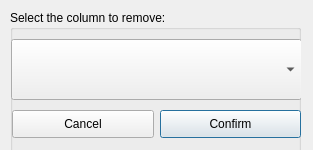
This is ui/qt-remove-column.ui in peperunas/XLS-Polisher as Qt 5 draws it before an edit. The edited form follows.
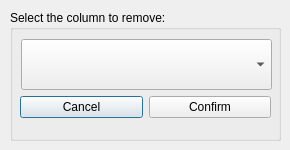
This is the edited form. Icons and pictures are not drawn.

Commit message: Fixed GUI and Qt triggered signal

```diff
--- a/ui/qt-remove-column.ui
+++ b/ui/qt-remove-column.ui
@@ -6,19 +6,19 @@
    <rect>
     <x>0</x>
     <y>0</y>
-    <width>313</width>
+    <width>290</width>
     <height>150</height>
    </rect>
   </property>
   <property name="minimumSize">
    <size>
-    <width>313</width>
+    <width>290</width>
     <height>150</height>
    </size>
   </property>
   <property name="maximumSize">
    <size>
-    <width>313</width>
+    <width>290</width>
     <height>150</height>
    </size>
   </property>
@@ -30,69 +30,61 @@
     <rect>
      <x>10</x>
      <y>10</y>
-     <width>291</width>
-     <height>151</height>
+     <width>271</width>
+     <height>131</height>
     </rect>
    </property>
    <property name="title">
     <string>Select the column to remove:</string>
    </property>
+   <property name="flat">
+    <bool>false</bool>
+   </property>
    <widget class="QComboBox" name="colComboBox">
     <property name="geometry">
      <rect>
-      <x>1</x>
+      <x>11</x>
       <y>29</y>
-      <width>291</width>
-      <height>61</height>
+      <width>251</width>
+      <height>51</height>
      </rect>
     </property>
    </widget>
    <widget class="QWidget" name="layoutWidget">
     <property name="geometry">
      <rect>
-      <x>-30</x>
-      <y>100</y>
-      <width>291</width>
-      <height>30</height>
+      <x>10</x>
+      <y>80</y>
+      <width>251</width>
+      <height>34</height>
      </rect>
     </property>
-    <layout class="QHBoxLayout" name="horizontalLayout"/>
-   </widget>
-   <widget class="QPushButton" name="confirmButton">
-    <property name="geometry">
-     <rect>
-      <x>150</x>
-      <y>100</y>
-      <width>141</width>
-      <height>28</height>
-     </rect>
-    </property>
-    <property name="text">
-     <string>Confirm</string>
-    </property>
-    <property name="icon">
-     <iconset>
-      <normalon>:/icons/icons/correct6.png</normalon>
-     </iconset>
-    </property>
-   </widget>
-   <widget class="QPushButton" name="cancelButton">
-    <property name="geometry">
-     <rect>
-      <x>2</x>
-      <y>100</y>
-      <width>142</width>
-      <height>28</height>
-     </rect>
-    </property>
-    <property name="text">
-     <string>Cancel</string>
-    </property>
-    <property name="icon">
-     <iconset>
-      <normalon>:/icons/icons/cross18.png</normalon>
-     </iconset>
-    </property>
+    <layout class="QHBoxLayout" name="horizontalLayout">
+     <item>
+      <widget class="QPushButton" name="cancelButton">
+       <property name="text">
+        <string>Cancel</string>
+       </property>
+       <property name="icon">
+        <iconset>
+         <normalon>:/icons/icons/cross18.png</normalon>
+        </iconset>
+       </property>
+      </widget>
+     </item>
+     <item>
+      <widget class="QPushButton" name="confirmButton">
+       <property name="text">
+        <string>Confirm</string>
+       </property>
+       <property name="icon">
+        <iconset>
+         <normalon>:/icons/icons/correct6.png</normalon>
+        </iconset>
+       </property>
+      </widget>
+     </item>
+    </layout>
    </widget>
   </widget>
  </widget>
```
The commit also changes 4 other files.
